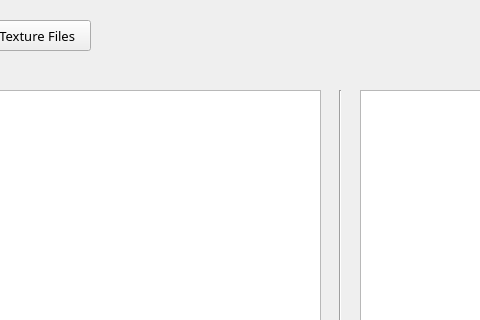
Old version of the form UI/PackTextures.ui in the repository Markgundam/TexturePacker; both pictures show x 160 to 640 and y 0 to 320 of the 1000 by 600 pixel window.
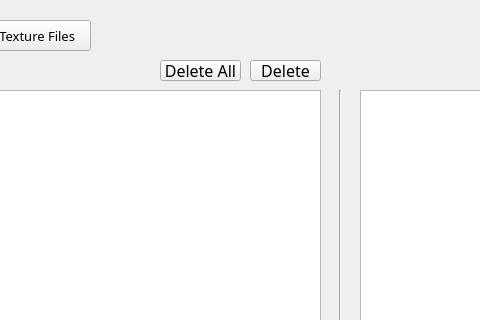
New version of the form.

```diff
--- a/UI/PackTextures.ui
+++ b/UI/PackTextures.ui
@@ -237,6 +237,44 @@
      </font>
     </property>
    </widget>
+   <widget class="QPushButton" name="DeleteFileButton">
+    <property name="geometry">
+     <rect>
+      <x>410</x>
+      <y>60</y>
+      <width>71</width>
+      <height>21</height>
+     </rect>
+    </property>
+    <property name="font">
+     <font>
+      <family>Montserrat Thin Light</family>
+      <pointsize>12</pointsize>
+     </font>
+    </property>
+    <property name="text">
+     <string>Delete</string>
+    </property>
+   </widget>
+   <widget class="QPushButton" name="DeleteAllFilesButton">
+    <property name="geometry">
+     <rect>
+      <x>320</x>
+      <y>60</y>
+      <width>81</width>
+      <height>21</height>
+     </rect>
+    </property>
+    <property name="font">
+     <font>
+      <family>Montserrat Thin Light</family>
+      <pointsize>12</pointsize>
+     </font>
+    </property>
+    <property name="text">
+     <string>Delete All</string>
+    </property>
+   </widget>
   </widget>
   <widget class="QMenuBar" name="menubar">
    <property name="geometry">
```
